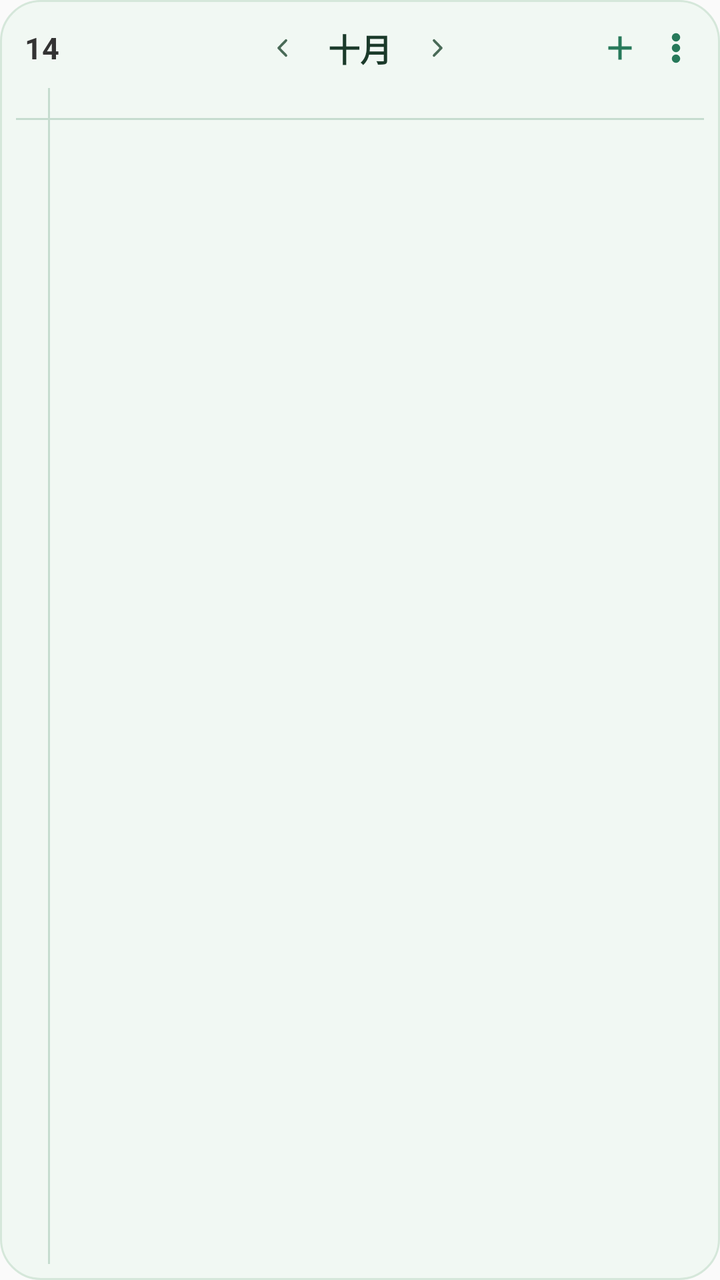
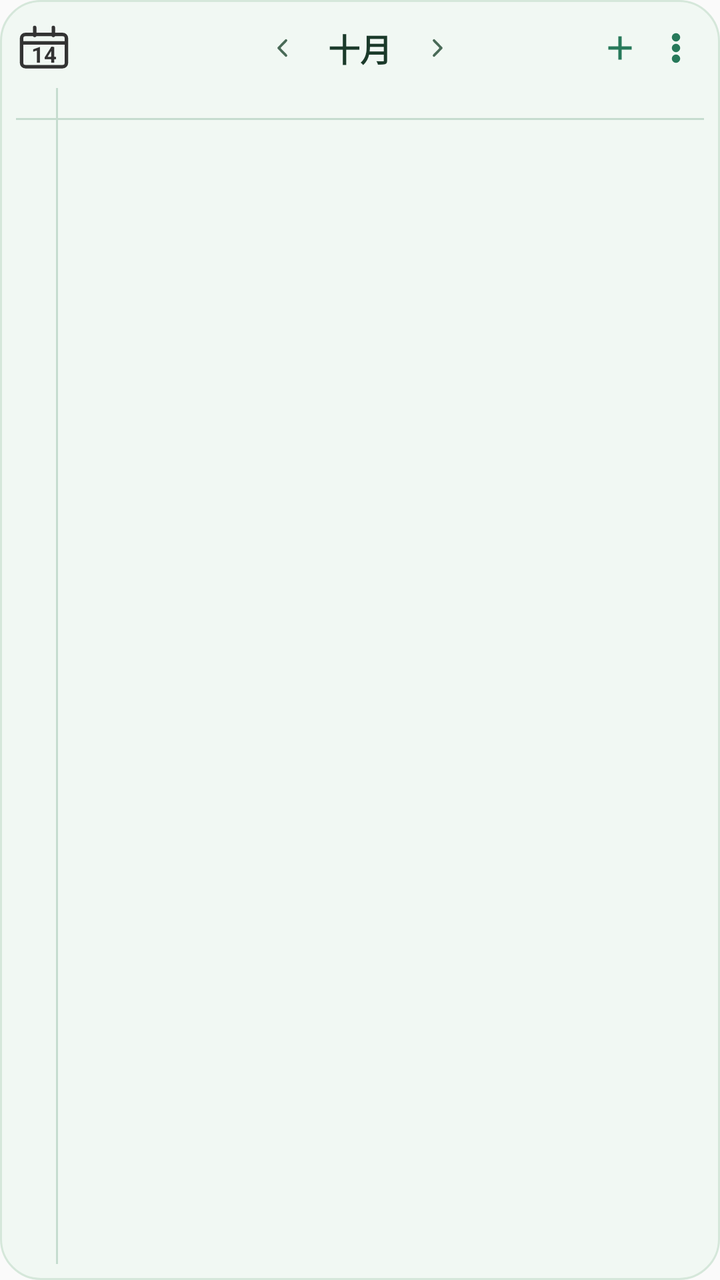

Before-and-after screenshots of an Android layout around one commit, followed by the original layout XML and the change that was made.
<!-- AndroidManifest.xml: application theme AppTheme -->
<!-- res/layout/widget_schedule.xml -->
<?xml version="1.0" encoding="utf-8"?>
<LinearLayout xmlns:android="http://schemas.android.com/apk/res/android"
    android:id="@+id/widget_root"
    android:layout_width="match_parent"
    android:layout_height="match_parent"
    android:background="@drawable/widget_bg"
    android:orientation="vertical"
    android:padding="8dp">

    
    <FrameLayout
        android:layout_width="match_parent"
        android:layout_height="32dp">

        <TextView
            android:id="@+id/iv_logo"
            android:layout_width="wrap_content"
            android:layout_height="match_parent"
            android:layout_gravity="left|center_vertical"
            android:gravity="center"
            android:minWidth="26dp"
            android:paddingLeft="2dp"
            android:paddingRight="2dp"
            android:text="14"
            android:textColor="#333333"
            android:textSize="15sp"
            android:textStyle="bold" />

        <LinearLayout
            android:layout_width="wrap_content"
            android:layout_height="match_parent"
            android:layout_gravity="center"
            android:gravity="center"
            android:orientation="horizontal">

            <ImageView
                android:id="@+id/btn_prev_month"
                android:layout_width="22dp"
                android:layout_height="22dp"
                android:contentDescription="上一周"
                android:padding="4dp"
                android:src="@drawable/ic_chevron_left" />

            <TextView
                android:id="@+id/tv_month"
                android:layout_width="wrap_content"
                android:layout_height="wrap_content"
                android:layout_marginLeft="12dp"
                android:layout_marginRight="12dp"
                android:gravity="center"
                android:text="十月"
                android:textColor="#1B3A2A"
                android:textSize="16sp"
                android:textStyle="bold" />

            <ImageView
                android:id="@+id/btn_next_month"
                android:layout_width="22dp"
                android:layout_height="22dp"
                android:contentDescription="下一周"
                android:padding="4dp"
                android:src="@drawable/ic_chevron_right" />
        </LinearLayout>

        <LinearLayout
            android:layout_width="wrap_content"
            android:layout_height="match_parent"
            android:layout_gravity="right|center_vertical"
            android:gravity="center_vertical"
            android:orientation="horizontal">

            <ImageView
                android:id="@+id/btn_add"
                android:layout_width="28dp"
                android:layout_height="28dp"
                android:contentDescription="新建任务"
                android:padding="4dp"
                android:src="@drawable/ic_plus" />

            <ImageView
                android:id="@+id/btn_settings"
                android:layout_width="28dp"
                android:layout_height="28dp"
                android:contentDescription="小组件设置"
                android:padding="4dp"
                android:src="@drawable/ic_more" />
        </LinearLayout>
    </FrameLayout>

    
    <LinearLayout
        android:id="@+id/date_strip"
        android:layout_width="match_parent"
        android:layout_height="wrap_content"
        android:layout_marginTop="2dp"
        android:orientation="horizontal" />

    
    <LinearLayout
        android:id="@+id/habit_rows"
        android:layout_width="match_parent"
        android:layout_height="wrap_content"
        android:layout_marginTop="3dp"
        android:background="#E7F3EA"
        android:orientation="vertical"
        android:padding="2dp"
        android:visibility="gone" />

    
    <LinearLayout
        android:id="@+id/panel"
        android:layout_width="match_parent"
        android:layout_height="0dp"
        android:layout_marginTop="2dp"
        android:layout_weight="1"
        android:orientation="vertical">

        
        <LinearLayout
            android:layout_width="match_parent"
            android:layout_height="15dp"
            android:orientation="horizontal">

            <TextView
                android:layout_width="16dp"
                android:layout_height="match_parent"
                android:text="" />

            <TextView
                android:layout_width="1dp"
                android:layout_height="match_parent"
                android:background="#C6DCCF"
                android:text="" />

            <LinearLayout
                android:id="@+id/untimed_bar"
                android:layout_width="0dp"
                android:layout_height="match_parent"
                android:layout_weight="1"
                android:gravity="center_vertical"
                android:orientation="horizontal" />
        </LinearLayout>

        
        <TextView
            android:layout_width="match_parent"
            android:layout_height="1dp"
            android:background="#C6DCCF"
            android:text="" />

        
        <LinearLayout
            android:layout_width="match_parent"
            android:layout_height="0dp"
            android:layout_weight="1"
            android:orientation="horizontal">

            <LinearLayout
                android:id="@+id/tl_scale"
                android:layout_width="16dp"
                android:layout_height="match_parent"
                android:orientation="vertical" />

            
            <TextView
                android:layout_width="1dp"
                android:layout_height="match_parent"
                android:background="#C6DCCF"
                android:text="" />

            <FrameLayout
                android:id="@+id/tl_frame"
                android:layout_width="0dp"
                android:layout_height="match_parent"
                android:layout_weight="1">

                <LinearLayout
                    android:id="@+id/tl_grid"
                    android:layout_width="match_parent"
                    android:layout_height="match_parent"
                    android:orientation="vertical" />

                
                <LinearLayout
                    android:id="@+id/tl_now"
                    android:layout_width="match_parent"
                    android:layout_height="match_parent"
                    android:orientation="vertical" />

                
                <LinearLayout
                    android:id="@+id/tl_tasks"
                    android:layout_width="match_parent"
                    android:layout_height="match_parent"
                    android:orientation="vertical" />
            </FrameLayout>
        </LinearLayout>
    </LinearLayout>

    
    <TextView
        android:id="@+id/tv_footer"
        android:layout_width="match_parent"
        android:layout_height="wrap_content"
        android:layout_marginTop="2dp"
        android:gravity="center"
        android:text=""
        android:textColor="#6B8574"
        android:textSize="9sp"
        android:visibility="gone" />
</LinearLayout>
<!-- resources referenced by this layout -->
<resources>
  <!-- drawable ic_chevron_left (drawable) -->
  <?xml version="1.0" encoding="utf-8"?>
  <vector xmlns:android="http://schemas.android.com/apk/res/android"
      android:width="24dp"
      android:height="24dp"
      android:viewportWidth="24"
      android:viewportHeight="24">
      <path
          android:pathData="M15.4,5.6 L9.2,12 L15.4,18.4"
          android:strokeColor="#4A6B58"
          android:strokeWidth="2.2"
          android:strokeLineCap="round"
          android:strokeLineJoin="round" />
  </vector>
  <!-- drawable ic_chevron_right (drawable) -->
  <?xml version="1.0" encoding="utf-8"?>
  <vector xmlns:android="http://schemas.android.com/apk/res/android"
      android:width="24dp"
      android:height="24dp"
      android:viewportWidth="24"
      android:viewportHeight="24">
      <path
          android:pathData="M8.6,5.6 L14.8,12 L8.6,18.4"
          android:strokeColor="#4A6B58"
          android:strokeWidth="2.2"
          android:strokeLineCap="round"
          android:strokeLineJoin="round" />
  </vector>
  <!-- drawable ic_more (drawable) -->
  <?xml version="1.0" encoding="utf-8"?>
  <vector xmlns:android="http://schemas.android.com/apk/res/android"
      android:width="24dp"
      android:height="24dp"
      android:viewportHeight="24"
      android:viewportWidth="24">
      <path
          android:fillColor="#27795A"
          android:pathData="M12,5.6m-2.5,0a2.5,2.5 0 1,0 5,0a2.5,2.5 0 1,0 -5,0" />
      <path
          android:fillColor="#27795A"
          android:pathData="M12,12m-2.5,0a2.5,2.5 0 1,0 5,0a2.5,2.5 0 1,0 -5,0" />
      <path
          android:fillColor="#27795A"
          android:pathData="M12,18.4m-2.5,0a2.5,2.5 0 1,0 5,0a2.5,2.5 0 1,0 -5,0" />
  </vector>
  <!-- drawable ic_plus (drawable) -->
  <?xml version="1.0" encoding="utf-8"?>
  <vector xmlns:android="http://schemas.android.com/apk/res/android"
      android:width="24dp"
      android:height="24dp"
      android:viewportWidth="24"
      android:viewportHeight="24">
      <path
          android:fillColor="#27795A"
          android:pathData="M11,5 L11,11 L5,11 L5,13 L11,13 L11,19 L13,19 L13,13 L19,13 L19,11 L13,11 L13,5 Z" />
  </vector>
  <!-- drawable widget_bg (drawable) -->
  <?xml version="1.0" encoding="utf-8"?>
  <shape xmlns:android="http://schemas.android.com/apk/res/android"
      android:shape="rectangle">
      <solid android:color="#F1F8F3" />
      <corners android:radius="20dp" />
      <stroke android:width="1dp" android:color="#D5E7DA" />
  </shape>
  <style name="AppTheme" parent="Theme.AppCompat.Light.DarkActionBar">
          
          <item name="colorPrimary">@color/colorPrimary</item>
          <item name="colorPrimaryDark">@color/colorPrimaryDark</item>
          <item name="colorAccent">@color/colorAccent</item>
      </style>
</resources>

<!-- the commit's change to res/layout/widget_schedule.xml (unified diff, before → after) -->
@@ -12,19 +12,25 @@
         android:layout_width="match_parent"
         android:layout_height="32dp">
 
-        <TextView
+        
+        <FrameLayout
             android:id="@+id/iv_logo"
-            android:layout_width="wrap_content"
-            android:layout_height="match_parent"
+            android:layout_width="28dp"
+            android:layout_height="28dp"
             android:layout_gravity="left|center_vertical"
-            android:gravity="center"
-            android:minWidth="26dp"
-            android:paddingLeft="2dp"
-            android:paddingRight="2dp"
-            android:text="14"
-            android:textColor="#333333"
-            android:textSize="15sp"
-            android:textStyle="bold" />
+            android:background="@drawable/ic_calendar_badge">
+
+            <TextView
+                android:id="@+id/tv_logo_day"
+                android:layout_width="match_parent"
+                android:layout_height="match_parent"
+                android:layout_marginTop="6dp"
+                android:gravity="center"
+                android:text="14"
+                android:textColor="#333333"
+                android:textSize="11sp"
+                android:textStyle="bold" />
+        </FrameLayout>
 
         <LinearLayout
             android:layout_width="wrap_content"
@@ -121,8 +127,9 @@
             android:layout_height="15dp"
             android:orientation="horizontal">
 
-            <TextView
-                android:layout_width="16dp"
+            
+            <TextView
+                android:layout_width="20dp"
                 android:layout_height="match_parent"
                 android:text="" />
 
@@ -155,9 +162,10 @@
             android:layout_weight="1"
             android:orientation="horizontal">
 
+            
             <LinearLayout
                 android:id="@+id/tl_scale"
-                android:layout_width="16dp"
+                android:layout_width="20dp"
                 android:layout_height="match_parent"
                 android:orientation="vertical" />
 
<!-- resource entries referenced after the edit -->
@@ -1,5 +1,33 @@
 <!-- resources referenced by this layout -->
 <resources>
+  <!-- drawable ic_calendar_badge (drawable) -->
+  <?xml version="1.0" encoding="utf-8"?>
+  <vector xmlns:android="http://schemas.android.com/apk/res/android"
+      android:width="28dp"
+      android:height="28dp"
+      android:viewportWidth="24"
+      android:viewportHeight="24">
+      
+      <path
+          android:fillColor="#00000000"
+          android:strokeColor="#333333"
+          android:strokeWidth="1.5"
+          android:strokeLineCap="round"
+          android:pathData="M8,3.2 v3.4 M16,3.2 v3.4" />
+      
+      <path
+          android:fillColor="#00000000"
+          android:strokeColor="#333333"
+          android:strokeWidth="1.5"
+          android:strokeLineJoin="round"
+          android:pathData="M4,6.2 h16 a1.6,1.6 0 0 1 1.6,1.6 v10.6 a1.6,1.6 0 0 1 -1.6,1.6 h-16 a1.6,1.6 0 0 1 -1.6,-1.6 v-10.6 a1.6,1.6 0 0 1 1.6,-1.6 z" />
+      
+      <path
+          android:fillColor="#00000000"
+          android:strokeColor="#333333"
+          android:strokeWidth="1.5"
+          android:pathData="M2.4,9.8 h19.2" />
+  </vector>
   <!-- drawable ic_chevron_left (drawable) -->
   <?xml version="1.0" encoding="utf-8"?>
   <vector xmlns:android="http://schemas.android.com/apk/res/android"
